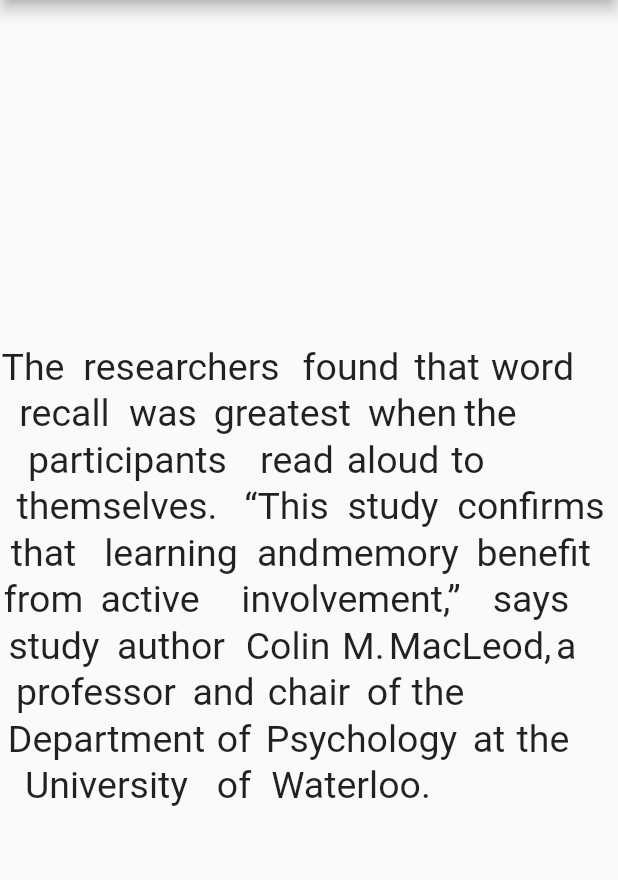
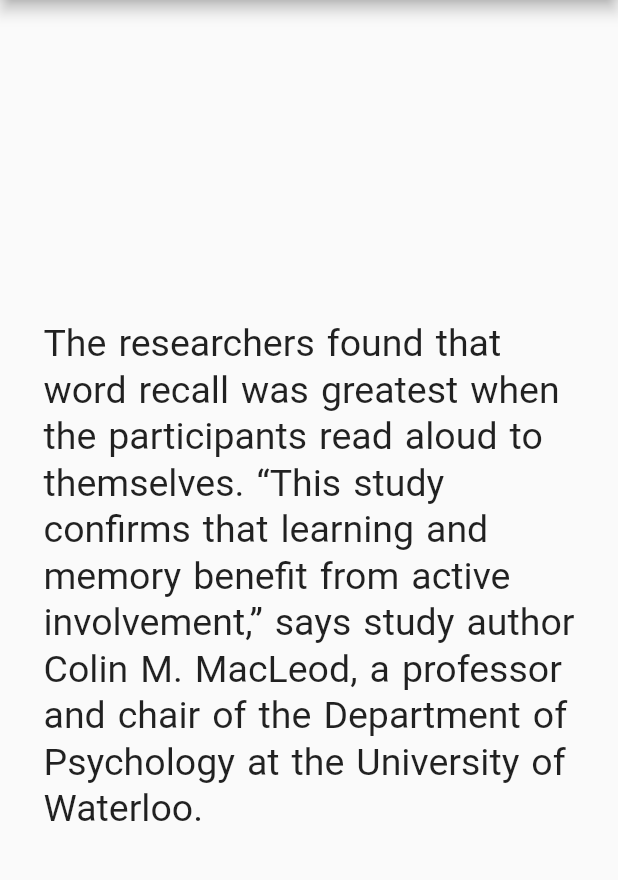
Before and after one commit to ivyla/flutterstringprocessor, a Flutter app: the screen it shows after launch, on a phone screen of 412 x 824 dp, the part 84-964 px from its top. Run offline on Flutter 3.47's test engine with Material 2 defaults, Android fonts, the phone set to English and light mode, and no system bars.

Commit message:
replaced button widgets as tapGesture with containers

```diff
--- a/string_processor/lib/widgets/paragraph.dart
+++ b/string_processor/lib/widgets/paragraph.dart
@@ -17,10 +17,11 @@ class _ParagraphState extends State<Paragraph> {
     var parsedText = paragraph.split(" ");
 
     return SingleChildScrollView(
+        padding: EdgeInsets.all(18),
         child: Container(
             child: Wrap(
-      alignment: WrapAlignment.start,
-      children: parsedText.map((wordLabel) => Word(wordLabel)).toList(),
-    )));
+          alignment: WrapAlignment.start,
+          children: parsedText.map((wordLabel) => Word(wordLabel)).toList(),
+        )));
   }
 }
--- a/string_processor/lib/widgets/word.dart
+++ b/string_processor/lib/widgets/word.dart
@@ -36,23 +36,16 @@ class _WordState extends State<Word> {
 
   @override
   Widget build(BuildContext context) {
-    return Container(
-      // margin: EdgeInsets.all(1),
-      padding: EdgeInsets.only(left: 0, right: 1, top: 1, bottom: 1),
-      child: RawMaterialButton(
-        padding: EdgeInsets.only(left: 0),
-        materialTapTargetSize: MaterialTapTargetSize.shrinkWrap,
-        child: Text(
-          buttonLabel,
-          style: TextStyle(fontSize: defaultFontSize),
-          textAlign: TextAlign.left,
-        ),
-        onPressed: () => _handlePress(),
-        fillColor: clicks > 0 ? Colors.yellow : null,
-        constraints:
-            BoxConstraints(minWidth: buttonLabel.length.toDouble() * 14),
-        // textColor: Colors.black,
-      ),
-    );
+    return GestureDetector(
+        onTap: () => _handlePress(),
+        child: Container(
+          color: clicks > 0 ? Colors.yellow : null,
+          padding: EdgeInsets.only(top: 1, bottom: 1, left: 4, right: 4),
+          child: Text(
+            buttonLabel,
+            style: TextStyle(fontSize: defaultFontSize),
+            textAlign: TextAlign.left,
+          ),
+        ));
   }
 }
```
